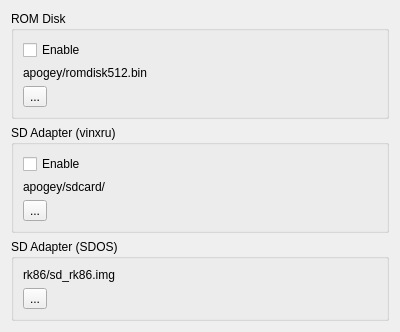
Above: src/qt/qtApogeyConfig.ui from vpyk/emu80v4 before the change. Below: the same form after it.
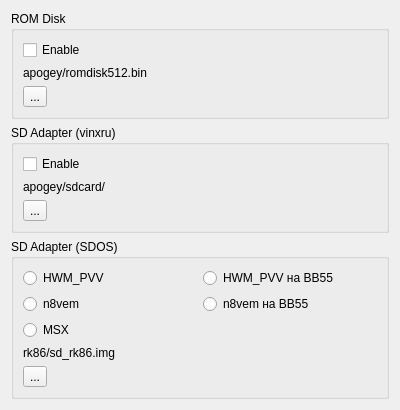
That is the form after the change.

Patch:
```diff
--- a/src/qt/qtApogeyConfig.ui
+++ b/src/qt/qtApogeyConfig.ui
@@ -7,7 +7,7 @@
     <x>0</x>
     <y>0</y>
     <width>400</width>
-    <height>300</height>
+    <height>366</height>
    </rect>
   </property>
   <property name="sizePolicy">
@@ -113,6 +113,45 @@
       <string>SD Adapter (SDOS)</string>
      </property>
      <layout class="QVBoxLayout" name="verticalLayout_4">
+      <item>
+       <layout class="QGridLayout" name="gridLayout">
+        <item row="0" column="1">
+         <widget class="QRadioButton" name="hwmPvvVv55RadioButton">
+          <property name="text">
+           <string>HWM_PVV на ВВ55</string>
+          </property>
+         </widget>
+        </item>
+        <item row="2" column="0">
+         <widget class="QRadioButton" name="n8vemRadioButton">
+          <property name="text">
+           <string>n8vem</string>
+          </property>
+         </widget>
+        </item>
+        <item row="2" column="1">
+         <widget class="QRadioButton" name="n8vemVv55RadioButton">
+          <property name="text">
+           <string>n8vem на ВВ55</string>
+          </property>
+         </widget>
+        </item>
+        <item row="0" column="0">
+         <widget class="QRadioButton" name="hwmPvvRadioButton">
+          <property name="text">
+           <string>HWM_PVV</string>
+          </property>
+         </widget>
+        </item>
+        <item row="3" column="0">
+         <widget class="QRadioButton" name="msxRadioButton">
+          <property name="text">
+           <string>MSX</string>
+          </property>
+         </widget>
+        </item>
+       </layout>
+      </item>
       <item>
        <widget class="QLabel" name="sdosLabel">
         <property name="maximumSize">
```
Left out of the diff: 12 changed lines with no effect on the pictures.
